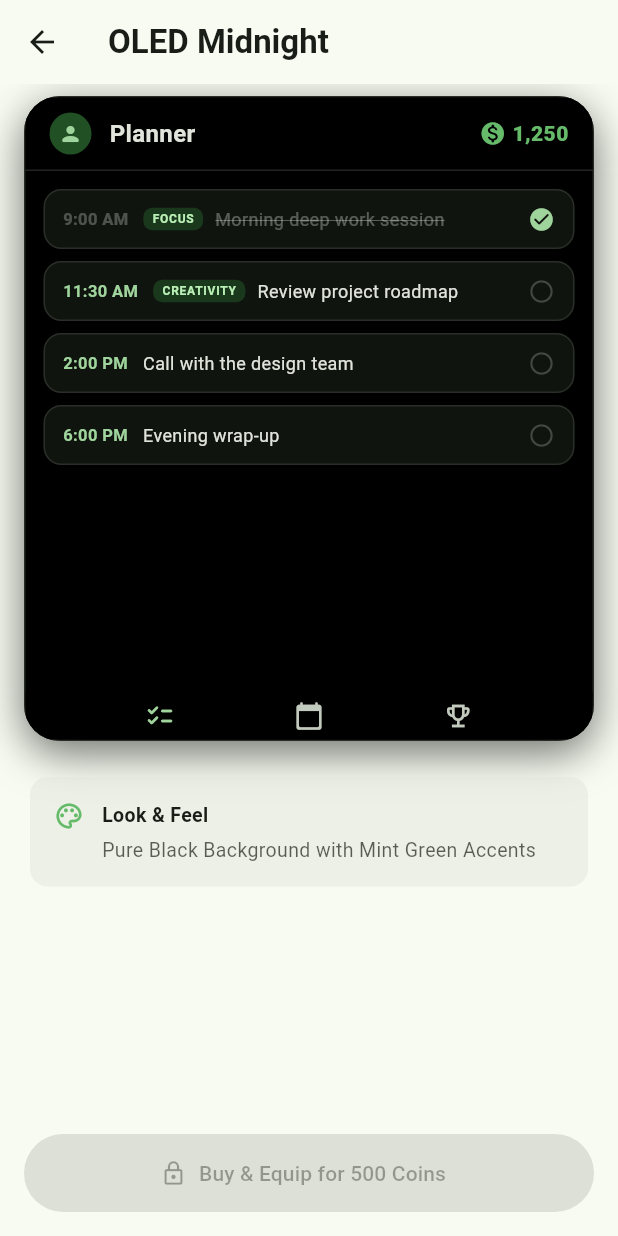
After one commit to Arpith-J/Cheq, a Flutter app: the RewardsScreen screen opened directly, after a tap on "Preview", on a phone screen of 412 x 824 dp. The commit adds this screen. Run offline on Flutter 3.47's test engine with Material 3 defaults, Android fonts, the phone set to English and light mode, and no system bars; our stand-ins replace cloud_firestore, firebase_auth, firebase_core, fl_chart, flutter_colorpicker, flutter_heatmap_calendar and 7 more; missing offline and left inert: home_widget; accounts and stored records are empty; network calls fail.

Commit message:
refactor(ui): massive polish pass for economy, themes, and stats - Decoupled 	otalMinutesLogged into UserModel to persist stats across task deletions. - Built reactive flashing coin UI overlay for economy feedback. - Created ThemePreviewScreen with natural language descriptions and preview layouts. - Fixed 'default' theme handling to allow reverting without 0-coin buy prompts. - Replaced hardcoded app names with dynamic build variables in previews. - Tightened Constellation spawn bounds to keep stars in-frame and increased star path size.

```diff
--- a/lib/models/user_model.dart
+++ b/lib/models/user_model.dart
@@ -7,6 +7,7 @@ class UserModel {
   final String email;
   final String? photoUrl;
   final int coins;
+  final int totalMinutesLogged;
   final int streakCount;
   final DateTime? lastPerfectDay;
   final DateTime? lastCleanSlateCheck;
@@ -23,6 +24,7 @@ class UserModel {
     required this.email,
     this.photoUrl,
     this.coins = 0,
+    this.totalMinutesLogged = 0,
     this.streakCount = 0,
     this.lastPerfectDay,
     this.lastCleanSlateCheck,
@@ -40,6 +42,7 @@ class UserModel {
     String? email,
     String? photoUrl,
     int? coins,
+    int? totalMinutesLogged,
     int? streakCount,
     DateTime? lastPerfectDay,
     DateTime? lastCleanSlateCheck,
@@ -56,6 +59,7 @@ class UserModel {
       email: email ?? this.email,
       photoUrl: photoUrl ?? this.photoUrl,
       coins: coins ?? this.coins,
+      totalMinutesLogged: totalMinutesLogged ?? this.totalMinutesLogged,
       streakCount: streakCount ?? this.streakCount,
       lastPerfectDay: lastPerfectDay ?? this.lastPerfectDay,
       lastCleanSlateCheck: lastCleanSlateCheck ?? this.lastCleanSlateCheck,
@@ -74,6 +78,7 @@ class UserModel {
         'email': email,
         'photoUrl': photoUrl,
         'coins': coins,
+        'totalMinutesLogged': totalMinutesLogged,
         'streakCount': streakCount,
         'lastPerfectDay':
             lastPerfectDay != null ? Timestamp.fromDate(lastPerfectDay!) : null,
@@ -94,6 +99,7 @@ class UserModel {
         email: map['email'] as String,
         photoUrl: map['photoUrl'] as String?,
         coins: (map['coins'] as int?) ?? 0,
+        totalMinutesLogged: (map['totalMinutesLogged'] as int?) ?? 0,
         streakCount: (map['streakCount'] as int?) ?? 0,
         lastPerfectDay: _parseTimestamp(map['lastPerfectDay']),
         lastCleanSlateCheck: _parseTimestamp(map['lastCleanSlateCheck']),
--- /dev/null
+++ b/lib/screens/theme_preview_screen.dart
@@ -0,0 +1,430 @@
+// lib/screens/theme_preview_screen.dart
+
+import 'package:flutter/material.dart';
+import 'package:flutter_riverpod/flutter_riverpod.dart';
+
+import '../models/user_model.dart';
+import '../providers/rewards_provider.dart';
+import '../theme/app_themes.dart';
+
+/// Shows a live mock-up of the app dressed in the selected theme, a natural
+/// color-only description, and a single "Buy & Equip" / "Equip" action.
+class ThemePreviewScreen extends ConsumerStatefulWidget {
+  const ThemePreviewScreen({super.key, required this.entry});
+
+  final ThemeCatalogEntry entry;
+
+  @override
+  ConsumerState<ThemePreviewScreen> createState() => _ThemePreviewScreenState();
+}
+
+class _ThemePreviewScreenState extends ConsumerState<ThemePreviewScreen> {
+  bool _isBusy = false;
+
+  ThemeData get _previewTheme {
+    final entry = widget.entry;
+    final brightness = entry.previewBackground.computeLuminance() > 0.5
+        ? Brightness.light
+        : Brightness.dark;
+
+    return ThemeData(
+      useMaterial3: true,
+      colorScheme: ColorScheme.fromSeed(
+        seedColor: entry.previewAccent,
+        brightness: brightness,
+      ),
+      scaffoldBackgroundColor: entry.previewBackground,
+    );
+  }
+
+  Future<void> _handlePrimaryAction(
+    UserModel user,
+    bool isUnlocked,
+  ) async {
+    if (_isBusy) return;
+    setState(() => _isBusy = true);
+
+    final notifier = ref.read(rewardsProvider.notifier);
+    final entry = widget.entry;
+
+    var proceed = isUnlocked;
+    if (!proceed) {
+      proceed = await notifier.purchaseTheme(entry.id, entry.cost);
+      if (!proceed) {
+        if (mounted) {
+          setState(() => _isBusy = false);
+          ScaffoldMessenger.of(context).showSnackBar(
+            SnackBar(
+              content: Text('Not enough coins for ${entry.name}.'),
+              behavior: SnackBarBehavior.floating,
+            ),
+          );
+        }
+        return;
+      }
+    }
+
+    final equipped = await notifier.equipTheme(entry.id);
+
+    if (!mounted) return;
+    setState(() => _isBusy = false);
+
+    ScaffoldMessenger.of(context).showSnackBar(
+      SnackBar(
+        content: Text(equipped
+            ? '${entry.name} is now your active theme!'
+            : 'Could not equip ${entry.name}.'),
+        behavior: SnackBarBehavior.floating,
+      ),
+    );
+  }
+
+  @override
+  Widget build(BuildContext context) {
+    final entry = widget.entry;
+    final userAsync = ref.watch(userStreamProvider);
+    final user = userAsync.value ??
+        const UserModel(uid: '', displayName: '', email: '');
+
+    final isActive = user.activeTheme == entry.id;
+    final isUnlocked =
+        entry.id == themeIdDefault || user.unlockedThemes.contains(entry.id);
+    final canAfford = user.coins >= entry.cost;
+    final isFree = entry.cost <= 0;
+
+    return Scaffold(
+      backgroundColor: Theme.of(context).colorScheme.surface,
+      appBar: AppBar(
+        title: Text(
+          entry.name,
+          style: const TextStyle(fontWeight: FontWeight.bold),
+        ),
+      ),
+      body: SafeArea(
+        child: Column(
+          children: [
+            Expanded(
+              child: ListView(
+                padding: const EdgeInsets.fromLTRB(16, 8, 16, 16),
+                children: [
+                  // ── Themed mock-up ──────────────────────────────────────
+                  Theme(
+                    data: _previewTheme,
+                    child: _AppMockup(accent: entry.previewAccent),
+                  ),
+                  const SizedBox(height: 20),
+                  // ── Color-only description ──────────────────────────────
+                  Card(
+                    elevation: 0,
+                    color: Theme.of(context)
+                        .colorScheme
+                        .surfaceContainerHighest
+                        .withValues(alpha: 0.5),
+                    child: Padding(
+                      padding: const EdgeInsets.all(16),
+                      child: Row(
+                        crossAxisAlignment: CrossAxisAlignment.start,
+                        children: [
+                          Icon(
+                            Icons.palette_outlined,
+                            size: 20,
+                            color: entry.previewAccent,
+                          ),
+                          const SizedBox(width: 12),
+                          Expanded(
+                            child: Column(
+                              crossAxisAlignment: CrossAxisAlignment.start,
+                              children: [
+                                const Text(
+                                  'Look & Feel',
+                                  style: TextStyle(
+                                    fontWeight: FontWeight.w700,
+                                    fontSize: 13,
+                                  ),
+                                ),
+                                const SizedBox(height: 4),
+                                Text(
+                                  entry.colorDescription,
+                                  style: TextStyle(
+                                    fontSize: 13,
+                                    height: 1.4,
+                                    color: Theme.of(context)
+                                        .colorScheme
+                                        .onSurface
+                                        .withValues(alpha: 0.7),
+                                  ),
+                                ),
+                              ],
+                            ),
+                          ),
+                        ],
+                      ),
+                    ),
+                  ),
+                ],
+              ),
+            ),
+            // ── Primary action ────────────────────────────────────────────
+            Padding(
+              padding: const EdgeInsets.fromLTRB(16, 8, 16, 16),
+              child: SizedBox(
+                width: double.infinity,
+                height: 52,
+                child: _buildAction(user, isActive, isUnlocked, canAfford,
+                    isFree),
+              ),
+            ),
+          ],
+        ),
+      ),
+    );
+  }
+
+  Widget _buildAction(
+    UserModel user,
+    bool isActive,
+    bool isUnlocked,
+    bool canAfford,
+    bool isFree,
+  ) {
+    final entry = widget.entry;
+
+    if (isActive) {
+      return FilledButton.icon(
+        onPressed: null,
+        icon: const Icon(Icons.check_rounded, size: 18),
+        label: const Text('Equipped'),
+      );
+    }
+
+    if (isUnlocked) {
+      return FilledButton.icon(
+        onPressed: _isBusy ? null : () => _handlePrimaryAction(user, true),
+        icon: const Icon(Icons.palette_outlined, size: 18),
+        label: Text(_isBusy ? 'Equipping…' : 'Equip'),
+      );
+    }
+
+    final enabled = canAfford && !_isBusy && !isFree;
+    return FilledButton.icon(
+      onPressed: enabled ? () => _handlePrimaryAction(user, false) : null,
+      icon: Icon(
+        canAfford ? Icons.shopping_bag_outlined : Icons.lock_outline,
+        size: 18,
+      ),
+      label: Text(
+        _isBusy
+            ? 'Buying…'
+            : isFree
+                ? 'Equip'
+                : 'Buy & Equip for ${entry.cost} Coins',
+      ),
+    );
+  }
+}
+
+// ---------------------------------------------------------------------------
+// Static app mock-up rendered inside the preview theme
+// ---------------------------------------------------------------------------
+
+class _AppMockup extends StatelessWidget {
+  const _AppMockup({required this.accent});
+
+  final Color accent;
+
+  @override
+  Widget build(BuildContext context) {
+    final cs = Theme.of(context).colorScheme;
+    final isDark = Theme.of(context).brightness == Brightness.dark;
+
+    return Container(
+      height: 430,
+      clipBehavior: Clip.antiAlias,
+      decoration: BoxDecoration(
+        color: Theme.of(context).scaffoldBackgroundColor,
+        borderRadius: BorderRadius.circular(24),
+        border: Border.all(
+          color: cs.outlineVariant.withValues(alpha: 0.6),
+        ),
+        boxShadow: [
+          BoxShadow(
+            color: Colors.black.withValues(alpha: isDark ? 0.55 : 0.12),
+            blurRadius: 24,
+            offset: const Offset(0, 8),
+          ),
+        ],
+      ),
+      child: Column(
+        children: [
+          // ── Mock app bar ────────────────────────────────────────────────
+          Container(
+            color: Theme.of(context).scaffoldBackgroundColor,
+            padding: const EdgeInsets.fromLTRB(16, 10, 16, 10),
+            child: Row(
+              children: [
+                CircleAvatar(
+                  radius: 14,
+                  backgroundColor: cs.primaryContainer,
+                  child: Icon(Icons.person_rounded, size: 16, color: cs.primary),
+                ),
+                const SizedBox(width: 12),
+                Text(
+                  'Planner',
+                  style: TextStyle(
+                    fontWeight: FontWeight.bold,
+                    fontSize: 16,
+                    color: cs.onSurface,
+                  ),
+                ),
+                const Spacer(),
+                Icon(Icons.monetization_on_rounded, size: 18, color: accent),
+                const SizedBox(width: 4),
+                Text(
+                  '1,250',
+                  style: TextStyle(
+                    fontWeight: FontWeight.w800,
+                    fontSize: 14,
+                    color: accent,
+                  ),
+                ),
+              ],
+            ),
+          ),
+          Divider(height: 1, color: cs.outlineVariant.withValues(alpha: 0.5)),
+          // ── Mock task rows ──────────────────────────────────────────────
+          Expanded(
+            child: ListView(
+              padding: const EdgeInsets.all(12),
+              children: const [
+                _MockTaskRow(
+                  title: 'Morning deep work session',
+                  time: '9:00 AM',
+                  category: 'FOCUS',
+                  done: true,
+                ),
+                SizedBox(height: 8),
+                _MockTaskRow(
+                  title: 'Review project roadmap',
+                  time: '11:30 AM',
+                  category: 'CREATIVITY',
+                  done: false,
+                ),
+                SizedBox(height: 8),
+                _MockTaskRow(
+                  title: 'Call with the design team',
+                  time: '2:00 PM',
+                  done: false,
+                ),
+                SizedBox(height: 8),
+                _MockTaskRow(
+                  title: 'Evening wrap-up',
+                  time: '6:00 PM',
+                  done: false,
+                ),
+              ],
+            ),
+          ),
+          // ── Mock bottom nav ─────────────────────────────────────────────
+          Container(
+            padding: const EdgeInsets.symmetric(vertical: 6),
+            color: Theme.of(context).scaffoldBackgroundColor,
+            child: Row(
+              mainAxisAlignment: MainAxisAlignment.spaceEvenly,
+              children: [
+                Icon(Icons.checklist_rounded, size: 20, color: cs.primary),
+                Icon(Icons.calendar_today_rounded,
+                    size: 20, color: cs.onSurfaceVariant),
+                Icon(Icons.emoji_events_outlined,
+                    size: 20, color: cs.onSurfaceVariant),
+              ],
+            ),
+          ),
+        ],
+      ),
+    );
+  }
+}
+
+class _MockTaskRow extends StatelessWidget {
+  const _MockTaskRow({
+    required this.title,
+    required this.time,
+    this.category,
+    this.done = false,
+  });
+
+  final String title;
+  final String time;
+  final String? category;
+  final bool done;
+
+  @override
+  Widget build(BuildContext context) {
+    final cs = Theme.of(context).colorScheme;
+
+    return Container(
+      padding: const EdgeInsets.symmetric(horizontal: 12, vertical: 10),
+      decoration: BoxDecoration(
+        color: cs.surface,
+        borderRadius: BorderRadius.circular(12),
+        border: Border.all(
+          color: cs.outlineVariant.withValues(alpha: 0.5),
+        ),
+      ),
+      child: Row(
+        children: [
+          Text(
+            time,
+            style: TextStyle(
+              fontSize: 11,
+              fontWeight: FontWeight.w700,
+              color: done ? cs.onSurface.withValues(alpha: 0.3) : cs.primary,
+            ),
+          ),
+          const SizedBox(width: 10),
+          if (category != null) ...[
+            Container(
+              padding: const EdgeInsets.symmetric(horizontal: 6, vertical: 2),
+              decoration: BoxDecoration(
+                color: cs.primaryContainer.withValues(alpha: 0.6),
+                borderRadius: BorderRadius.circular(6),
+              ),
+              child: Text(
+                category!,
+                style: TextStyle(
+                  fontSize: 8,
+                  fontWeight: FontWeight.bold,
+                  color: cs.onPrimaryContainer,
+                  letterSpacing: 0.5,
+                ),
+              ),
+            ),
+            const SizedBox(width: 8),
+          ],
+          Expanded(
+            child: Text(
+              title,
+              maxLines: 1,
+              overflow: TextOverflow.ellipsis,
+              style: TextStyle(
+                fontSize: 12,
+                color: done
+                    ? cs.onSurface.withValues(alpha: 0.35)
+                    : cs.onSurface,
+                decoration: done ? TextDecoration.lineThrough : null,
+                decorationColor: cs.onSurface.withValues(alpha: 0.4),
+              ),
+            ),
+          ),
+          Icon(
+            done
+                ? Icons.check_circle_rounded
+                : Icons.radio_button_unchecked_rounded,
+            size: 18,
+            color: done ? cs.primary : cs.outlineVariant,
+          ),
+        ],
+      ),
+    );
+  }
+}
--- a/lib/theme/app_themes.dart
+++ b/lib/theme/app_themes.dart
@@ -10,6 +10,8 @@ const String themeIdDefault = 'default';
 const String themeIdOledMidnight = 'oledMidnight';
 const String themeIdCyberpunk = 'cyberpunk';
 const String themeIdSoftPaper = 'softPaper';
+
+const String appName = String.fromEnvironment('APP_NAME', defaultValue: 'Cheq');
 
 // ---------------------------------------------------------------------------
 // Theme definitions
@@ -146,6 +148,7 @@ class ThemeCatalogEntry {
   final String id;
   final String name;
   final String description;
+  final String colorDescription;
   final int cost;
   final IconData icon;
   final Color previewBackground;
@@ -155,6 +158,7 @@ class ThemeCatalogEntry {
     required this.id,
     required this.name,
     required this.description,
+    required this.colorDescription,
     required this.cost,
     required this.icon,
     required this.previewBackground,
@@ -165,7 +169,9 @@ class ThemeCatalogEntry {
 const ThemeCatalogEntry defaultThemeEntry = ThemeCatalogEntry(
   id: themeIdDefault,
   name: 'Default',
-  description: 'The classic Cheq look, tuned to your accent color.',
+  description: 'The classic $appName look, tuned to your accent color.',
+  colorDescription:
+      'Clean Neutral Surfaces with Your Chosen Accent Highlights',
   cost: 0,
   icon: Icons.palette_outlined,
   previewBackground: Color(0xFFFAFAFA),
@@ -177,6 +183,7 @@ const ThemeCatalogEntry oledMidnightThemeEntry = ThemeCatalogEntry(
   name: 'OLED Midnight',
   description:
       'Pure #000000 screens and sharp, minimalist cards for deep power-saving blacks.',
+  colorDescription: 'Pure Black Background with Mint Green Accents',
   cost: 500,
   icon: Icons.dark_mode_outlined,
   previewBackground: Color(0xFF000000),
@@ -188,6 +195,7 @@ const ThemeCatalogEntry cyberpunkThemeEntry = ThemeCatalogEntry(
   name: 'Cyberpunk',
   description:
       'Neon magenta and cyan slicing through a dark synthwave night.',
+  colorDescription: 'Deep Navy Background with Neon Magenta & Cyan Accents',
   cost: 1000,
   icon: Icons.electric_bolt_outlined,
   previewBackground: Color(0xFF0D0B1E),
@@ -199,6 +207,7 @@ const ThemeCatalogEntry softPaperThemeEntry = ThemeCatalogEntry(
   name: 'Soft Paper',
   description:
       'Warm cream pages with flat, pillowy rounded cards for a calm, tactile feel.',
+  colorDescription: 'Warm Cream Paper with Soft Shadows',
   cost: 1000,
   icon: Icons.wb_sunny_outlined,
   previewBackground: Color(0xFFF4F0EB),
--- a/lib/widgets/constellation_painter.dart
+++ b/lib/widgets/constellation_painter.dart
@@ -36,7 +36,7 @@ class ConstellationPainter extends CustomPainter {
   static const double _driftAmplitude = 15.0;
 
   /// Maximum radius of a rendered star, scaled by the sparkle pulse.
-  static const double _baseRadius = 5.0;
+  static const double _baseRadius = 6.5;
 
   @override
   void paint(Canvas canvas, Size size) {
--- a/pubspec.yaml
+++ b/pubspec.yaml
@@ -16,7 +16,7 @@ publish_to: 'none' # Remove this line if you wish to publish to pub.dev
 # https://developer.apple.com/library/archive/documentation/General/Reference/InfoPlistKeyReference/Articles/CoreFoundationKeys.html
 # In Windows, build-name is used as the major, minor, and patch parts
 # of the product and file versions while build-number is used as the build suffix.
-version: 1.6.6+1
+version: 1.7.1+1
 
 environment:
   sdk: ^3.11.5
```
Also changed, not shown: lib/providers/rewards_provider.dart (+58 -20 lines), lib/screens/main_scaffold.dart (+14 -3 lines), lib/screens/rewards_screen.dart (+20 -31 lines), lib/screens/stats_screen.dart (+7 -1 lines), lib/widgets/coin_flash_overlay.dart (added, +123 -0 lines).
